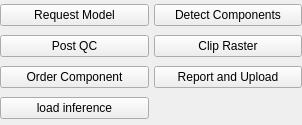
This is windows/terra_tools.ui in sensehawk/qgis_plugin as Qt 5 draws it before an edit. The edited form follows.
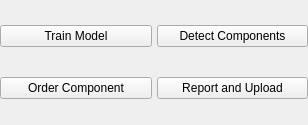
This is the edited form.

Patch:
```diff
--- a/windows/terra_tools.ui
+++ b/windows/terra_tools.ui
@@ -6,7 +6,7 @@
    <rect>
     <x>0</x>
     <y>0</y>
-    <width>302</width>
+    <width>308</width>
     <height>125</height>
    </rect>
   </property>
@@ -41,7 +41,7 @@
    <property name="spacing">
     <number>5</number>
    </property>
-   <item row="5" column="1">
+   <item row="4" column="1">
     <widget class="QPushButton" name="report_update">
      <property name="sizePolicy">
       <sizepolicy hsizetype="Preferred" vsizetype="Preferred">
@@ -54,55 +54,6 @@
      </property>
     </widget>
    </item>
-   <item row="1" column="0">
-    <widget class="QPushButton" name="requestModelButton">
-     <property name="sizePolicy">
-      <sizepolicy hsizetype="Preferred" vsizetype="Fixed">
-       <horstretch>0</horstretch>
-       <verstretch>0</verstretch>
-      </sizepolicy>
-     </property>
-     <property name="text">
-      <string>Request Model</string>
-     </property>
-     <property name="checkable">
-      <bool>true</bool>
-     </property>
-    </widget>
-   </item>
-   <item row="5" column="0">
-    <widget class="QPushButton" name="orderComponent">
-     <property name="text">
-      <string>Order Component</string>
-     </property>
-    </widget>
-   </item>
-   <item row="2" column="0">
-    <widget class="QPushButton" name="approveButton">
-     <property name="sizePolicy">
-      <sizepolicy hsizetype="Preferred" vsizetype="Fixed">
-       <horstretch>0</horstretch>
-       <verstretch>0</verstretch>
-      </sizepolicy>
-     </property>
-     <property name="text">
-      <string>Post QC</string>
-     </property>
-    </widget>
-   </item>
-   <item row="2" column="1">
-    <widget class="QPushButton" name="clipButton">
-     <property name="sizePolicy">
-      <sizepolicy hsizetype="Preferred" vsizetype="Fixed">
-       <horstretch>0</horstretch>
-       <verstretch>0</verstretch>
-      </sizepolicy>
-     </property>
-     <property name="text">
-      <string>Clip Raster</string>
-     </property>
-    </widget>
-   </item>
    <item row="1" column="1">
     <widget class="QPushButton" name="detectButton">
      <property name="sizePolicy">
@@ -116,10 +67,26 @@
      </property>
     </widget>
    </item>
-   <item row="6" column="0">
-    <widget class="QPushButton" name="load_inference">
+   <item row="4" column="0">
+    <widget class="QPushButton" name="orderComponent">
      <property name="text">
-      <string>load inference</string>
+      <string>Order Component</string>
+     </property>
+    </widget>
+   </item>
+   <item row="1" column="0">
+    <widget class="QPushButton" name="train_model">
+     <property name="sizePolicy">
+      <sizepolicy hsizetype="Preferred" vsizetype="Fixed">
+       <horstretch>0</horstretch>
+       <verstretch>0</verstretch>
+      </sizepolicy>
+     </property>
+     <property name="text">
+      <string>Train Model</string>
+     </property>
+     <property name="checkable">
+      <bool>false</bool>
      </property>
     </widget>
    </item>
```
Left out of the diff: 2 changed lines with no effect on the pictures.
